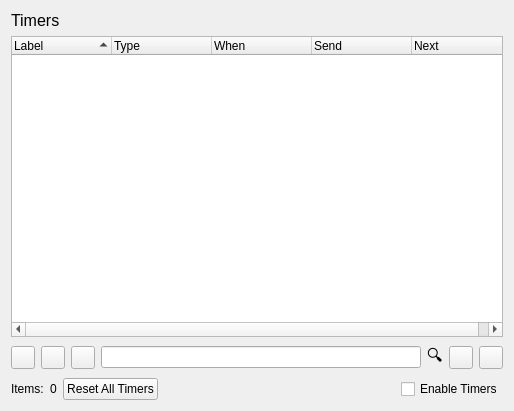
Above: smushclient-qt/cpp/ui/prefs/timers.ui from jnbooth/smushclient before the change. Below: the same form after it.
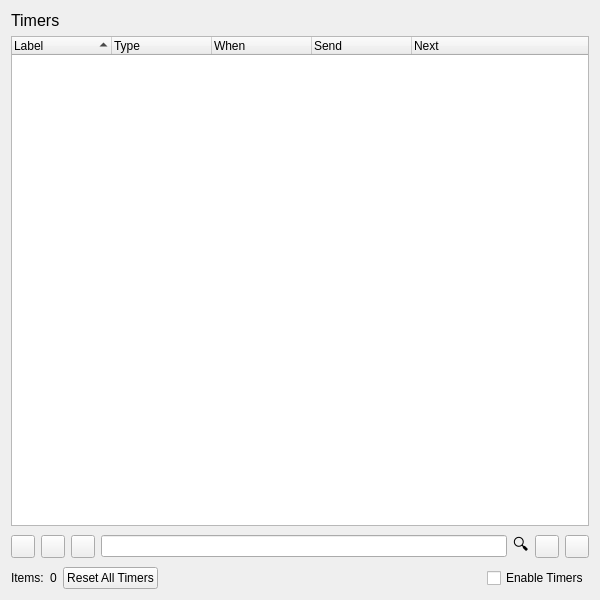
That is the form after the change. Icons and pictures are not drawn.

```diff
--- a/smushclient-qt/cpp/ui/prefs/timers.ui
+++ b/smushclient-qt/cpp/ui/prefs/timers.ui
@@ -6,8 +6,8 @@
    <rect>
     <x>0</x>
     <y>0</y>
-    <width>514</width>
-    <height>411</height>
+    <width>600</width>
+    <height>600</height>
    </rect>
   </property>
   <property name="windowTitle">
```
